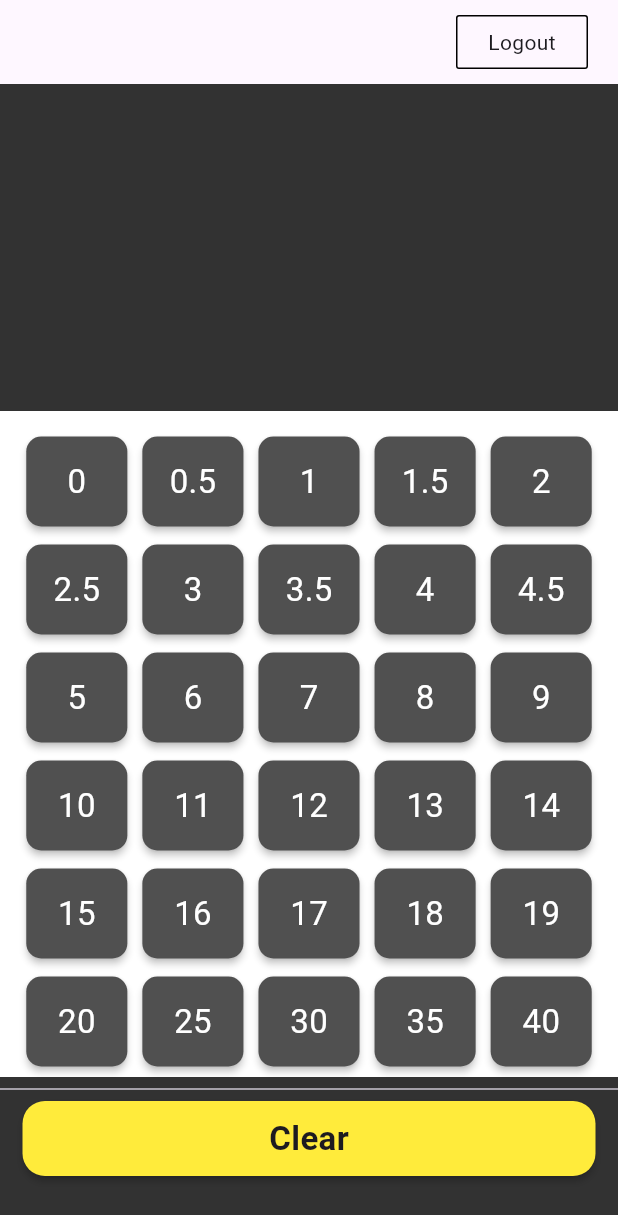
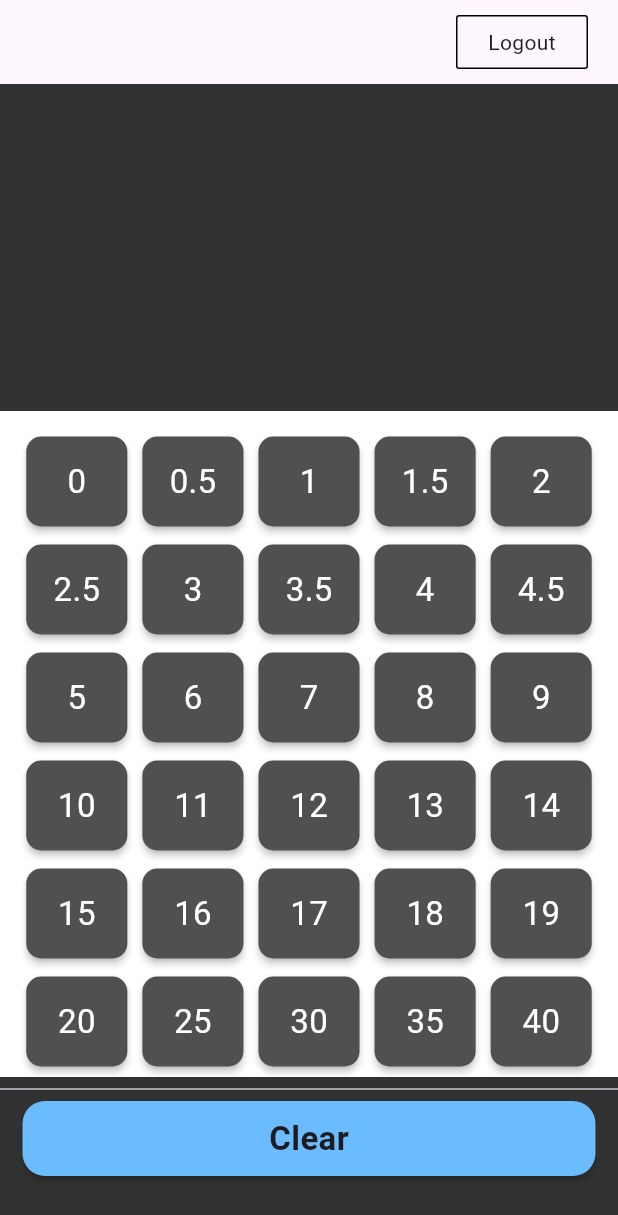
Before and after one commit to johnjahaziel/bluetoothserverhost, a Flutter app: the HomePage screen opened directly, on a phone screen of 412 x 824 dp. Shown: the top 1215 px of the screen. Run offline on Flutter 3.47's test engine with Material 3 defaults, Android fonts, the phone set to English and light mode, and no system bars; our stand-ins replace fluttertoast, font_awesome_flutter, permission_handler, shared_preferences; accounts and stored records are empty; network calls fail; Roboto replaces fonts that are missing (Poppins).

```diff
--- a/lib/homepage.dart
+++ b/lib/homepage.dart
@@ -312,8 +312,8 @@ class _HomePageState extends State<HomePage> {
                   });
                 },
                 // fillColor: Colors.green,                                                              //green
-                fillColor: Colors.yellow,                                                              //yellow
-                // fillColor: Color.fromARGB(255, 106, 188, 255),                                       //blue
+                // fillColor: Colors.yellow,                                                              //yellow
+                fillColor: Color.fromARGB(255, 106, 188, 255),                                       //blue
                 constraints: const BoxConstraints.tightFor(
                   height: 50, width: double.infinity),
                 shape: RoundedRectangleBorder(
```
Also changed, not shown: 5 other files.
